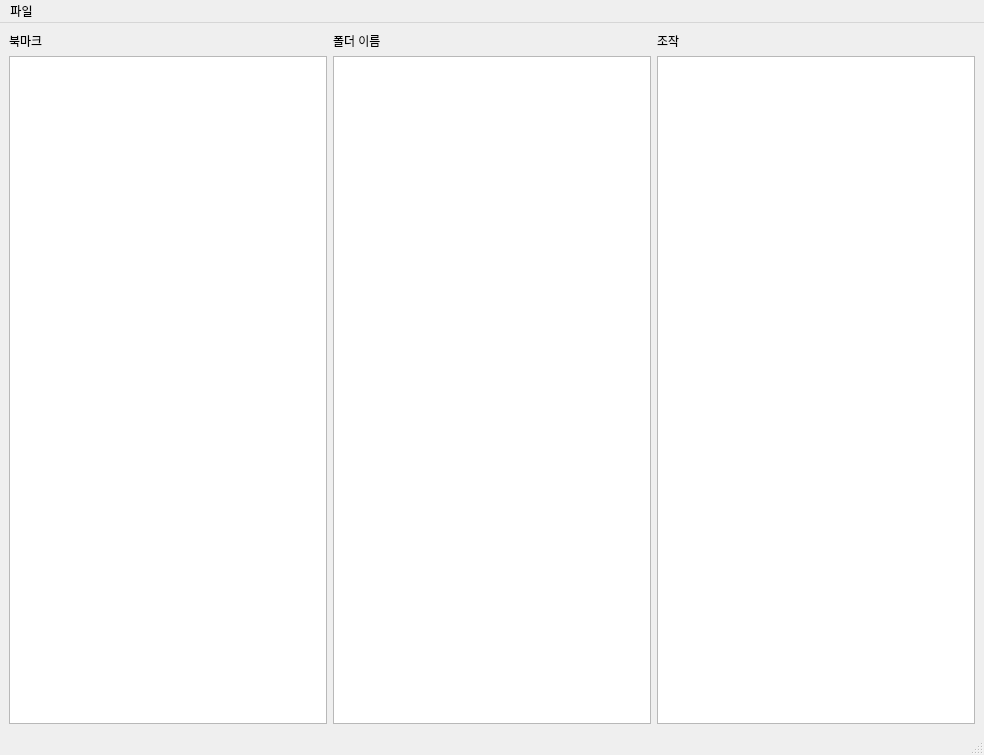
Old version of the form bookMark.ui in the repository anthem53/Chrome_bookMark_manager.
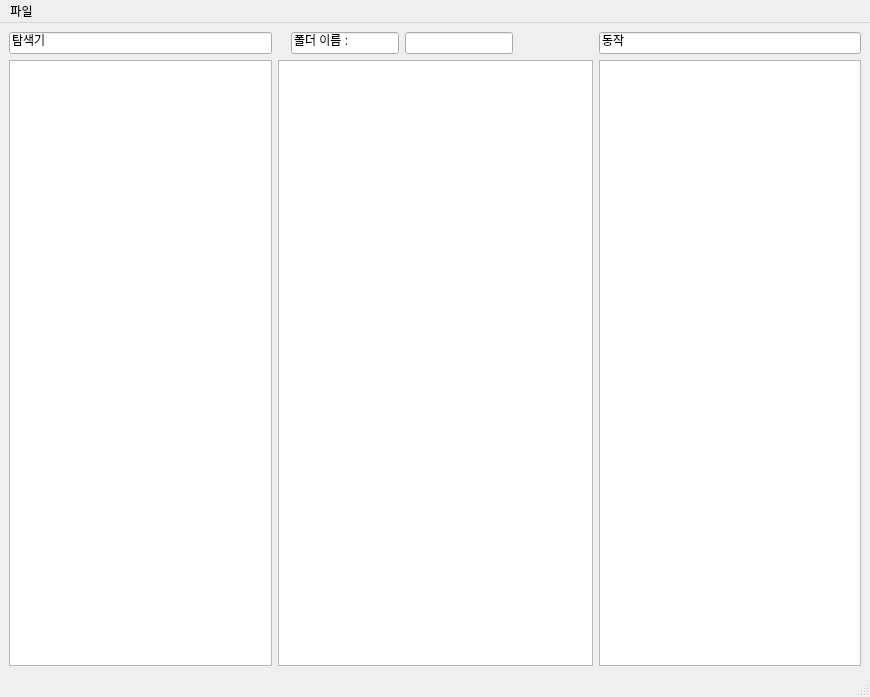
New version of the form.

Commit message: gui, search implemented

Patch:
```diff
--- a/bookMark.ui
+++ b/bookMark.ui
@@ -6,56 +6,119 @@
    <rect>
     <x>0</x>
     <y>0</y>
-    <width>984</width>
-    <height>755</height>
+    <width>870</width>
+    <height>697</height>
    </rect>
   </property>
   <property name="windowTitle">
    <string>MainWindow</string>
   </property>
   <widget class="QWidget" name="centralwidget">
-   <layout class="QGridLayout" name="gridLayout">
-    <item row="0" column="0">
+   <layout class="QHBoxLayout" name="horizontalLayout_3">
+    <item>
      <layout class="QHBoxLayout" name="horizontalLayout">
       <item>
-       <layout class="QVBoxLayout" name="verticalLayout_2">
+       <layout class="QVBoxLayout" name="verticalLayout_2" stretch="0,0">
+        <property name="spacing">
+         <number>6</number>
+        </property>
+        <property name="sizeConstraint">
+         <enum>QLayout::SetDefaultConstraint</enum>
+        </property>
         <item>
-         <widget class="QLabel" name="label_2">
+         <widget class="QLineEdit" name="lineEdit_3">
           <property name="text">
-           <string>북마크</string>
+           <string>탐색기</string>
+          </property>
+          <property name="readOnly">
+           <bool>true</bool>
           </property>
          </widget>
         </item>
         <item>
-         <widget class="QListView" name="explorer_2"/>
+         <widget class="QListWidget" name="listWidget_2"/>
         </item>
        </layout>
       </item>
       <item>
        <layout class="QVBoxLayout" name="verticalLayout">
         <item>
-         <widget class="QLabel" name="label">
-          <property name="text">
-           <string>폴더 이름</string>
-          </property>
-         </widget>
+         <layout class="QHBoxLayout" name="horizontalLayout_2">
+          <item>
+           <widget class="QLabel" name="FolderName">
+            <property name="text">
+             <string/>
+            </property>
+           </widget>
+          </item>
+          <item>
+           <widget class="QLineEdit" name="lineEdit_2">
+            <property name="text">
+             <string>폴더 이름 : </string>
+            </property>
+            <property name="readOnly">
+             <bool>true</bool>
+            </property>
+           </widget>
+          </item>
+          <item>
+           <widget class="QLineEdit" name="folderNameLineEdit">
+            <property name="readOnly">
+             <bool>true</bool>
+            </property>
+           </widget>
+          </item>
+          <item>
+           <spacer name="horizontalSpacer_2">
+            <property name="orientation">
+             <enum>Qt::Horizontal</enum>
+            </property>
+            <property name="sizeHint" stdset="0">
+             <size>
+              <width>40</width>
+              <height>20</height>
+             </size>
+            </property>
+           </spacer>
+          </item>
+          <item>
+           <spacer name="horizontalSpacer">
+            <property name="orientation">
+             <enum>Qt::Horizontal</enum>
+            </property>
+            <property name="sizeHint" stdset="0">
+             <size>
+              <width>40</width>
+              <height>20</height>
+             </size>
+            </property>
+           </spacer>
+          </item>
+         </layout>
         </item>
         <item>
-         <widget class="QListView" name="explorer"/>
+         <widget class="QListWidget" name="fileListWidget">
+          <property name="alternatingRowColors">
+           <bool>true</bool>
+          </property>
+         </widget>
         </item>
        </layout>
       </item>
       <item>
        <layout class="QVBoxLayout" name="verticalLayout_3">
         <item>
-         <widget class="QLabel" name="label_3">
+         <widget class="QLineEdit" name="lineEdit_4">
           <property name="text">
-           <string>조작</string>
+           <string>동작</string>
+          </property>
+          <property name="readOnly">
+           <bool>true</bool>
           </property>
          </widget>
         </item>
         <item>
-         <widget class="QListView" name="explorer_3"/>
+         <widget class="QListWidget" name="listWidget_3"/>
         </item>
        </layout>
       </item>
@@ -68,8 +131,8 @@
     <rect>
      <x>0</x>
      <y>0</y>
-     <width>984</width>
-     <height>31</height>
+     <width>870</width>
+     <height>21</height>
     </rect>
    </property>
    <widget class="QMenu" name="menu">
```
Left out of the diff: 22 changed lines with no effect on the pictures. The commit also changes 3 other files.
